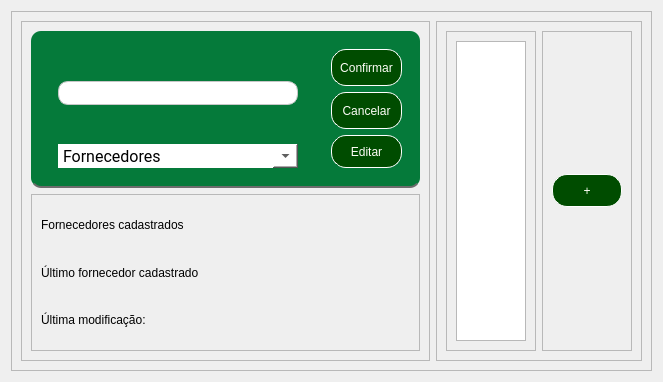
First picture: the form in PATP/bckp/asset_ctrl/templates/interfaces/forn_config.ui, repository eduardogm22/controle_patrimonio, before the edit.
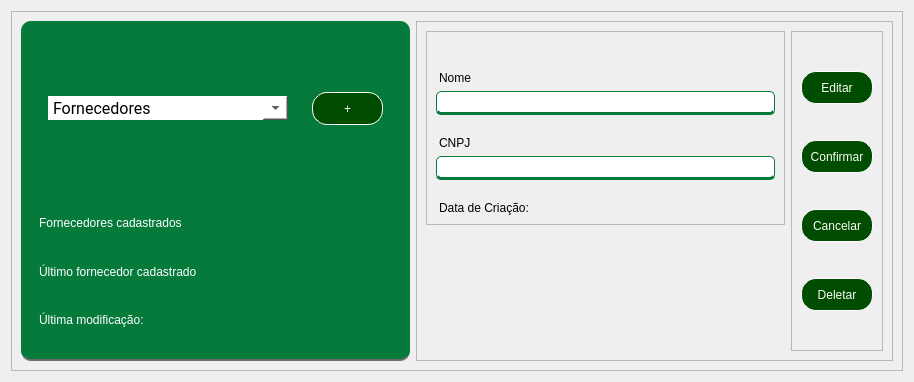
Second picture: the form after the edit.

What changed in the file:
```diff
--- a/PATP/bckp/asset_ctrl/templates/interfaces/forn_config.ui
+++ b/PATP/bckp/asset_ctrl/templates/interfaces/forn_config.ui
@@ -6,7 +6,7 @@
    <rect>
     <x>0</x>
     <y>0</y>
-    <width>662</width>
+    <width>914</width>
     <height>378</height>
    </rect>
   </property>
@@ -43,6 +43,11 @@
           <height>16777215</height>
          </size>
         </property>
+        <property name="styleSheet">
+         <string notr="true">border-radius:10px;
+background-color: #057A3A;
+border-bottom: 2px solid rgb(108, 108, 108);</string>
+        </property>
         <property name="frameShape">
          <enum>QFrame::StyledPanel</enum>
         </property>
@@ -50,7 +55,7 @@
          <enum>QFrame::Raised</enum>
         </property>
         <layout class="QVBoxLayout" name="verticalLayout_4">
-         <item>
+         <item alignment="Qt::AlignHCenter">
           <widget class="QFrame" name="frame_6">
            <property name="maximumSize">
             <size>
@@ -59,9 +64,7 @@
             </size>
            </property>
            <property name="styleSheet">
-            <string notr="true">border-radius:10px;
-background-color: #057A3A;
-border-bottom: 2px solid rgb(108, 108, 108);</string>
+            <string notr="true">border:none;</string>
            </property>
            <property name="frameShape">
             <enum>QFrame::StyledPanel</enum>
@@ -69,11 +72,12 @@
            <property name="frameShadow">
             <enum>QFrame::Raised</enum>
            </property>
-           <layout class="QHBoxLayout" name="horizontalLayout_2">
-            <item>
+           <layout class="QHBoxLayout" name="horizontalLayout">
+            <item alignment="Qt::AlignVCenter">
              <widget class="QFrame" name="frame_10">
               <property name="styleSheet">
-               <string notr="true">border:0;</string>
+               <string notr="true">border:0;
+background-color:transparent;</string>
               </property>
               <property name="frameShape">
                <enum>QFrame::StyledPanel</enum>
@@ -82,54 +86,7 @@
                <enum>QFrame::Raised</enum>
               </property>
               <layout class="QVBoxLayout" name="verticalLayout_7">
-               <item alignment="Qt::AlignHCenter">
-                <widget class="QFrame" name="frame_11">
-                 <property name="font">
-                  <font>
-                   <family>Roboto</family>
-                   <pointsize>9</pointsize>
-                  </font>
-                 </property>
-                 <property name="styleSheet">
-                  <string notr="true">border:0;</string>
-                 </property>
-                 <property name="frameShape">
-                  <enum>QFrame::StyledPanel</enum>
-                 </property>
-                 <property name="frameShadow">
-                  <enum>QFrame::Raised</enum>
-                 </property>
-                 <layout class="QVBoxLayout" name="verticalLayout_8">
-                  <item>
-                   <widget class="QLineEdit" name="lineEdit">
-                    <property name="minimumSize">
-                     <size>
-                      <width>240</width>
-                      <height>24</height>
-                     </size>
-                    </property>
-                    <property name="maximumSize">
-                     <size>
-                      <width>240</width>
-                      <height>24</height>
-                     </size>
-                    </property>
-                    <property name="styleSheet">
-                     <string notr="true">QLineEdit{
-color:black;
-background-color:white;
-border: 1px solid rgb(199, 199, 199);
-border-radius: 10px;
-}
-
-</string>
-                    </property>
-                   </widget>
-                  </item>
-                 </layout>
-                </widget>
-               </item>
-               <item alignment="Qt::AlignHCenter">
+               <item alignment="Qt::AlignHCenter|Qt::AlignTop">
                 <widget class="QComboBox" name="box_forn">
                  <property name="minimumSize">
                   <size>
@@ -196,80 +153,6 @@
                <enum>QFrame::Raised</enum>
               </property>
               <layout class="QVBoxLayout" name="verticalLayout_6">
-               <item>
-                <widget class="QPushButton" name="pushButton_5">
-                 <property name="minimumSize">
-                  <size>
-                   <width>71</width>
-                   <height>33</height>
-                  </size>
-                 </property>
-                 <property name="maximumSize">
-                  <size>
-                   <width>70</width>
-                   <height>40</height>
-                  </size>
-                 </property>
-                 <property name="styleSheet">
-                  <string notr="true">QPushButton { color:rgb(254, 253, 247);
-	border-radius:15px;		
-	border: 1px solid rgb(255, 255, 255);
-	background-color: rgb(0, 76, 0)
-
- }
-
-QPushButton:hover{background-color:#057A3A;color:white}
-
-QPushButton:pressed{
- padding-left: 5px;
- padding-top:5px;
- 
-	background-color: rgb(0, 85, 0);
- 
-}</string>
-                 </property>
-                 <property name="text">
-                  <string>Confirmar</string>
-                 </property>
-                </widget>
-               </item>
-               <item>
-                <widget class="QPushButton" name="pushButton_6">
-                 <property name="minimumSize">
-                  <size>
-                   <width>71</width>
-                   <height>33</height>
-                  </size>
-                 </property>
-                 <property name="maximumSize">
-                  <size>
-                   <width>70</width>
-                   <height>40</height>
-                  </size>
-                 </property>
-                 <property name="styleSheet">
-                  <string notr="true">QPushButton { color:rgb(254, 253, 247);
-	border-radius:15px;		
-	border: 1px solid rgb(255, 255, 255);
-	background-color: rgb(0, 76, 0)
-
- }
-
-QPushButton:hover{background-color:#057A3A;color:white}
-
-QPushButton:pressed{
- padding-left: 5px;
- padding-top:5px;
- 
-	background-color: rgb(0, 85, 0);
- 
-}</string>
-                 </property>
-                 <property name="text">
-                  <string>Cancelar</string>
-                 </property>
-                </widget>
-               </item>
                <item>
                 <widget class="QPushButton" name="pushButton_7">
                  <property name="minimumSize">
@@ -303,7 +186,7 @@
 }</string>
                  </property>
                  <property name="text">
-                  <string>Editar</string>
+                  <string>+</string>
                  </property>
                 </widget>
                </item>
@@ -315,6 +198,9 @@
          </item>
          <item>
           <widget class="QFrame" name="frame_5">
+           <property name="styleSheet">
+            <string notr="true">border:none;</string>
+           </property>
            <property name="frameShape">
             <enum>QFrame::StyledPanel</enum>
            </property>
@@ -324,6 +210,10 @@
            <layout class="QVBoxLayout" name="verticalLayout_3">
             <item>
              <widget class="QLabel" name="label">
+              <property name="styleSheet">
+               <string notr="true">border:none;
+color:white;</string>
+              </property>
               <property name="text">
                <string>Fornecedores cadastrados</string>
               </property>
@@ -331,6 +221,10 @@
             </item>
             <item>
              <widget class="QLabel" name="label_2">
+              <property name="styleSheet">
+               <string notr="true">border:none;
+color:white;</string>
+              </property>
               <property name="text">
                <string>Último fornecedor cadastrado</string>
               </property>
@@ -338,6 +232,10 @@
             </item>
             <item>
              <widget class="QLabel" name="label_3">
+              <property name="styleSheet">
+               <string notr="true">border:none;
+color:white;</string>
+              </property>
               <property name="text">
                <string>Última modificação:</string>
               </property>
@@ -358,8 +256,11 @@
          <enum>QFrame::Raised</enum>
         </property>
         <layout class="QHBoxLayout" name="horizontalLayout_4">
-         <item>
+         <item alignment="Qt::AlignTop">
           <widget class="QFrame" name="frame_4">
+           <property name="styleSheet">
+            <string notr="true">padding-top:15px;</string>
+           </property>
            <property name="frameShape">
             <enum>QFrame::StyledPanel</enum>
            </property>
@@ -368,7 +269,85 @@
            </property>
            <layout class="QVBoxLayout" name="verticalLayout_2">
             <item>
-             <widget class="QListView" name="listView"/>
+             <widget class="QLabel" name="label_5">
+              <property name="text">
+               <string>Nome</string>
+              </property>
+             </widget>
+            </item>
+            <item>
+             <widget class="QLineEdit" name="name_line">
+              <property name="minimumSize">
+               <size>
+                <width>0</width>
+                <height>24</height>
+               </size>
+              </property>
+              <property name="maximumSize">
+               <size>
+                <width>16777215</width>
+                <height>24</height>
+               </size>
+              </property>
+              <property name="styleSheet">
+               <string notr="true">
+QLineEdit{
+background-color:white;	
+border-radius: 5px;
+border: 1px solid #057A3A;
+border-bottom: 3px solid #057A3A;
+
+    border-top-right-radius: 5px;  
+    border-bottom-right-radius: 5px;
+}
+
+</string>
+              </property>
+             </widget>
+            </item>
+            <item>
+             <widget class="QLabel" name="label_6">
+              <property name="text">
+               <string>CNPJ</string>
+              </property>
+             </widget>
+            </item>
+            <item>
+             <widget class="QLineEdit" name="cnpj_line">
+              <property name="minimumSize">
+               <size>
+                <width>0</width>
+                <height>24</height>
+               </size>
+              </property>
+              <property name="maximumSize">
+               <size>
+                <width>16777215</width>
+                <height>24</height>
+               </size>
+              </property>
+              <property name="styleSheet">
+               <string notr="true">
+QLineEdit{
+background-color:white;	
+border-radius: 5px;
+border: 1px solid #057A3A;
+border-bottom: 3px solid #057A3A;
+
+    border-top-right-radius: 5px;  
+    border-bottom-right-radius: 5px;
+}
+
+</string>
+              </property>
+             </widget>
+            </item>
+            <item>
+             <widget class="QLabel" name="label_4">
+              <property name="text">
+               <string>Data de Criação:</string>
+              </property>
+             </widget>
             </item>
            </layout>
           </widget>
@@ -390,9 +369,15 @@
            <layout class="QVBoxLayout" name="verticalLayout_9">
             <item>
              <widget class="QPushButton" name="pushButton_8">
+              <property name="minimumSize">
+               <size>
+                <width>72</width>
+                <height>33</height>
+               </size>
+              </property>
               <property name="maximumSize">
                <size>
-                <width>70</width>
+                <width>72</width>
                 <height>33</height>
                </size>
               </property>
@@ -415,7 +400,112 @@
 }</string>
               </property>
               <property name="text">
-               <string>+</string>
+               <string>Editar</string>
+              </property>
+             </widget>
+            </item>
+            <item>
+             <widget class="QPushButton" name="pushButton_2">
+              <property name="minimumSize">
+               <size>
+                <width>72</width>
+                <height>33</height>
+               </size>
+              </property>
+              <property name="maximumSize">
+               <size>
+                <width>72</width>
+                <height>33</height>
+               </size>
+              </property>
+              <property name="styleSheet">
+               <string notr="true">QPushButton { color:rgb(254, 253, 247);
+	border-radius:15px;		
+	border: 1px solid rgb(255, 255, 255);
+	background-color: rgb(0, 76, 0)
+
+ }
+
+QPushButton:hover{background-color:#057A3A;color:white}
+
+QPushButton:pressed{
+ padding-left: 5px;
+ padding-top:5px;
+ 
+	background-color: rgb(0, 85, 0);
+ 
+}</string>
+              </property>
+              <property name="text">
+               <string>Confirmar</string>
+              </property>
+             </widget>
+            </item>
+            <item>
+             <widget class="QPushButton" name="pushButton_3">
+              <property name="maximumSize">
+               <size>
+                <width>72</width>
+                <height>33</height>
+               </size>
+              </property>
+              <property name="styleSheet">
+               <string notr="true">QPushButton { color:rgb(254, 253, 247);
+	border-radius:15px;		
+	border: 1px solid rgb(255, 255, 255);
+	background-color: rgb(0, 76, 0)
+
+ }
+
+QPushButton:hover{background-color:#057A3A;color:white}
+
+QPushButton:pressed{
+ padding-left: 5px;
+ padding-top:5px;
+ 
+	background-color: rgb(0, 85, 0);
+ 
+}</string>
+              </property>
+              <property name="text">
+               <string>Cancelar</string>
+              </property>
+             </widget>
+            </item>
+            <item>
+             <widget class="QPushButton" name="pushButton">
+              <property name="minimumSize">
+               <size>
+                <width>72</width>
+                <height>33</height>
+               </size>
+              </property>
+              <property name="maximumSize">
+               <size>
+                <width>72</width>
+                <height>33</height>
+               </size>
+              </property>
+              <property name="styleSheet">
+               <string notr="true">QPushButton { color:rgb(254, 253, 247);
+	border-radius:15px;		
+	border: 1px solid rgb(255, 255, 255);
+	background-color: rgb(0, 76, 0)
+
+ }
+
+QPushButton:hover{background-color:#057A3A;color:white}
+
+QPushButton:pressed{
+ padding-left: 5px;
+ padding-top:5px;
+ 
+	background-color: rgb(0, 85, 0);
+ 
+}</string>
+              </property>
+              <property name="text">
+               <string>Deletar</string>
               </property>
              </widget>
             </item>
```
